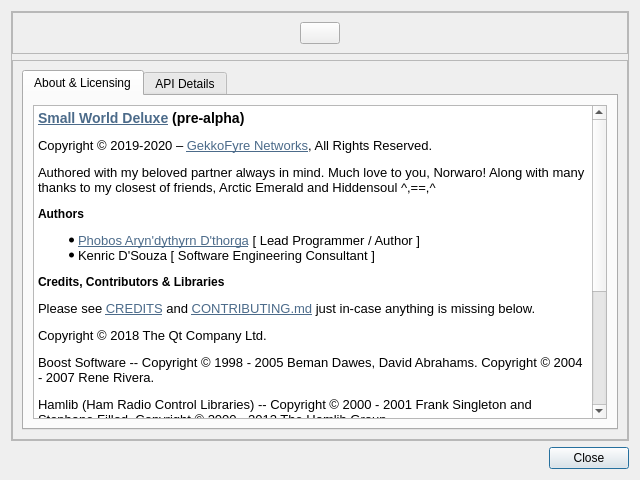
GekkoFyre/small-world-deluxe, file src/ui/aboutdialog.ui: the form before one commit.
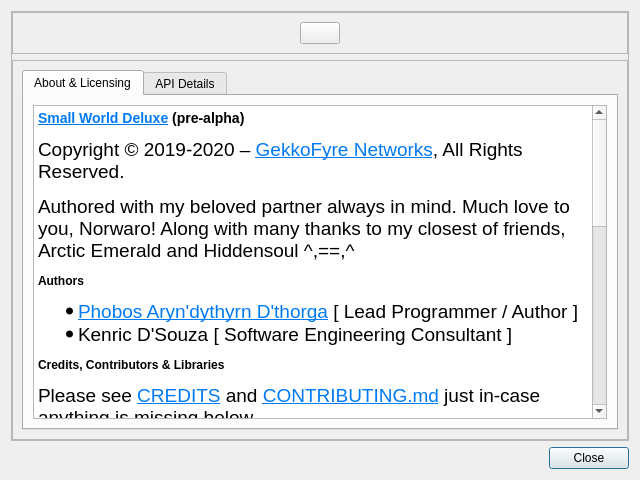
The form after the commit.

Commit message: * Changed the names of some files to better suit the newer format. * Including source code from the project, QwtWaterfallplot <https://github.com/embeddedmz/QwtWaterfallplot>.

Patch:
```diff
--- a/src/ui/aboutdialog.ui
+++ b/src/ui/aboutdialog.ui
@@ -123,23 +123,25 @@
                 <string>&lt;!DOCTYPE HTML PUBLIC &quot;-//W3C//DTD HTML 4.0//EN&quot; &quot;http://www.w3.org/TR/REC-html40/strict.dtd&quot;&gt;
 &lt;html&gt;&lt;head&gt;&lt;meta name=&quot;qrichtext&quot; content=&quot;1&quot; /&gt;&lt;title&gt;About&lt;/title&gt;&lt;style type=&quot;text/css&quot;&gt;
 p, li { white-space: pre-wrap; }
-&lt;/style&gt;&lt;/head&gt;&lt;body style=&quot; font-family:'Noto Sans'; font-size:10pt; font-weight:400; font-style:normal;&quot;&gt;
-&lt;h3 style=&quot; margin-top:14px; margin-bottom:12px; margin-left:0px; margin-right:0px; -qt-block-indent:0; text-indent:0px;&quot;&gt;&lt;a href=&quot;https://git.gekkofyre.io/amateur-radio/small-world-deluxe/&quot;&gt;&lt;span style=&quot; font-size:large; font-weight:600; text-decoration: underline; color:#4c6b8a;&quot;&gt;Small World Deluxe&lt;/span&gt;&lt;/a&gt;&lt;span style=&quot; font-size:large; font-weight:600;&quot;&gt; (pre-alpha)&lt;/span&gt;&lt;/h3&gt;
-&lt;p style=&quot; margin-top:12px; margin-bottom:12px; margin-left:0px; margin-right:0px; -qt-block-indent:0; text-indent:0px;&quot;&gt;Copyright © 2019-2020 – &lt;a href=&quot;https://gekkofyre.io/&quot;&gt;&lt;span style=&quot; text-decoration: underline; color:#4c6b8a;&quot;&gt;GekkoFyre Networks&lt;/span&gt;&lt;/a&gt;, All Rights Reserved.&lt;/p&gt;
+&lt;/style&gt;&lt;/head&gt;&lt;body style=&quot; font-family:'Ubuntu'; font-size:14pt; font-weight:456; font-style:normal;&quot;&gt;
+&lt;h3 style=&quot; margin-top:14px; margin-bottom:12px; margin-left:0px; margin-right:0px; -qt-block-indent:0; text-indent:0px;&quot;&gt;&lt;a href=&quot;https://git.gekkofyre.io/amateur-radio/small-world-deluxe/&quot;&gt;&lt;span style=&quot; font-size:large; font-weight:600; text-decoration: underline; color:#007af4;&quot;&gt;Small World Deluxe&lt;/span&gt;&lt;/a&gt;&lt;span style=&quot; font-size:large; font-weight:600;&quot;&gt; (pre-alpha)&lt;/span&gt;&lt;/h3&gt;
+&lt;p style=&quot; margin-top:12px; margin-bottom:12px; margin-left:0px; margin-right:0px; -qt-block-indent:0; text-indent:0px;&quot;&gt;Copyright © 2019-2020 – &lt;a href=&quot;https://gekkofyre.io/&quot;&gt;&lt;span style=&quot; text-decoration: underline; color:#007af4;&quot;&gt;GekkoFyre Networks&lt;/span&gt;&lt;/a&gt;, All Rights Reserved.&lt;/p&gt;
 &lt;p style=&quot; margin-top:12px; margin-bottom:12px; margin-left:0px; margin-right:0px; -qt-block-indent:0; text-indent:0px;&quot;&gt;Authored with my beloved partner always in mind. Much love to you, Norwaro! Along with many thanks to my closest of friends, Arctic Emerald and Hiddensoul ^,==,^&lt;/p&gt;
 &lt;h4 style=&quot; margin-top:12px; margin-bottom:12px; margin-left:0px; margin-right:0px; -qt-block-indent:0; text-indent:0px;&quot;&gt;&lt;span style=&quot; font-size:medium; font-weight:600;&quot;&gt;Authors&lt;/span&gt;&lt;/h4&gt;
-&lt;ul style=&quot;margin-top: 0px; margin-bottom: 0px; margin-left: 0px; margin-right: 0px; -qt-list-indent: 1;&quot;&gt;&lt;li style=&quot;&quot; style=&quot; margin-top:12px; margin-bottom:0px; margin-left:0px; margin-right:0px; -qt-block-indent:0; text-indent:0px;&quot;&gt;&lt;a href=&quot;https://code.gekkofyre.io/phobos-dthorga&quot;&gt;&lt;span style=&quot; text-decoration: underline; color:#4c6b8a;&quot;&gt;Phobos Aryn'dythyrn D'thorga&lt;/span&gt;&lt;/a&gt; [ Lead Programmer / Author ]&lt;/li&gt;
-&lt;li style=&quot;&quot; style=&quot; margin-top:0px; margin-bottom:12px; margin-left:0px; margin-right:0px; -qt-block-indent:0; text-indent:0px;&quot;&gt;Kenric D'Souza [ Software Engineering Consultant ] &lt;/li&gt;&lt;/ul&gt;
+&lt;ul style=&quot;margin-top: 0px; margin-bottom: 0px; margin-left: 0px; margin-right: 0px; -qt-list-indent: 1;&quot;&gt;&lt;li style=&quot; margin-top:12px; margin-bottom:0px; margin-left:0px; margin-right:0px; -qt-block-indent:0; text-indent:0px;&quot;&gt;&lt;a href=&quot;https://code.gekkofyre.io/phobos-dthorga&quot;&gt;&lt;span style=&quot; text-decoration: underline; color:#007af4;&quot;&gt;Phobos Aryn'dythyrn D'thorga&lt;/span&gt;&lt;/a&gt; [ Lead Programmer / Author ]&lt;/li&gt;
+&lt;li style=&quot; margin-top:0px; margin-bottom:12px; margin-left:0px; margin-right:0px; -qt-block-indent:0; text-indent:0px;&quot;&gt;Kenric D'Souza [ Software Engineering Consultant ] &lt;/li&gt;&lt;/ul&gt;
 &lt;h4 style=&quot; margin-top:12px; margin-bottom:12px; margin-left:0px; margin-right:0px; -qt-block-indent:0; text-indent:0px;&quot;&gt;&lt;span style=&quot; font-size:medium; font-weight:600;&quot;&gt;Credits, Contributors &amp;amp; Libraries&lt;/span&gt;&lt;/h4&gt;
-&lt;p style=&quot; margin-top:12px; margin-bottom:12px; margin-left:0px; margin-right:0px; -qt-block-indent:0; text-indent:0px;&quot;&gt;Please see &lt;a href=&quot;https://code.gekkofyre.io/amateur-radio/small-world-deluxe/-/blob/develop/CREDITS&quot;&gt;&lt;span style=&quot; text-decoration: underline; color:#4c6b8a;&quot;&gt;CREDITS&lt;/span&gt;&lt;/a&gt; and &lt;a href=&quot;https://code.gekkofyre.io/amateur-radio/small-world-deluxe/-/blob/develop/CONTRIBUTING.md&quot;&gt;&lt;span style=&quot; text-decoration: underline; color:#4c6b8a;&quot;&gt;CONTRIBUTING.md&lt;/span&gt;&lt;/a&gt; just in-case anything is missing below.&lt;/p&gt;
-&lt;p style=&quot; margin-top:12px; margin-bottom:12px; margin-left:0px; margin-right:0px; -qt-block-indent:0; text-indent:0px;&quot;&gt;&lt;span style=&quot; font-family:'Noto Mono';&quot;&gt;Copyright © 2018 The Qt Company Ltd.&lt;/span&gt;&lt;/p&gt;
-&lt;p style=&quot; margin-top:12px; margin-bottom:12px; margin-left:0px; margin-right:0px; -qt-block-indent:0; text-indent:0px;&quot;&gt;&lt;span style=&quot; font-family:'Noto Mono';&quot;&gt;Boost Software -- Copyright © 1998 - 2005 Beman Dawes, David Abrahams. Copyright © 2004 - 2007 Rene Rivera.&lt;/span&gt;&lt;/p&gt;
-&lt;p style=&quot; margin-top:12px; margin-bottom:12px; margin-left:0px; margin-right:0px; -qt-block-indent:0; text-indent:0px;&quot;&gt;&lt;span style=&quot; font-family:'Noto Mono';&quot;&gt;Hamlib (Ham Radio Control Libraries) -- Copyright © 2000 - 2001 Frank Singleton and Stephane Fillod. Copyright © 2000 - 2012 The Hamlib Group.&lt;/span&gt;&lt;/p&gt;
-&lt;p style=&quot; margin-top:12px; margin-bottom:12px; margin-left:0px; margin-right:0px; -qt-block-indent:0; text-indent:0px;&quot;&gt;&lt;span style=&quot; font-family:'Noto Mono';&quot;&gt;PortAudio Portable Real-Time Audio Library -- Copyright © 1999 - 2011 Ross Bencina and Phil Burk.&lt;/span&gt;&lt;/p&gt;
-&lt;p style=&quot; margin-top:12px; margin-bottom:12px; margin-left:0px; margin-right:0px; -qt-block-indent:0; text-indent:0px;&quot;&gt;&lt;span style=&quot; font-family:'Noto Mono';&quot;&gt;CMake - Cross Platform Makefile Generator -- Copyright © 2000 - 2020 Kitware, Inc. and Contributors.&lt;/span&gt;&lt;/p&gt;
-&lt;p style=&quot; margin-top:12px; margin-bottom:12px; margin-left:0px; margin-right:0px; -qt-block-indent:0; text-indent:0px;&quot;&gt;&lt;span style=&quot; font-family:'Noto Mono';&quot;&gt;SingleApplication -- Copyright © 2015 - 2020 Itay Grudev.&lt;/span&gt;&lt;/p&gt;
+&lt;p style=&quot; margin-top:12px; margin-bottom:12px; margin-left:0px; margin-right:0px; -qt-block-indent:0; text-indent:0px;&quot;&gt;Please see &lt;a href=&quot;https://code.gekkofyre.io/amateur-radio/small-world-deluxe/-/blob/develop/CREDITS&quot;&gt;&lt;span style=&quot; text-decoration: underline; color:#007af4;&quot;&gt;CREDITS&lt;/span&gt;&lt;/a&gt; and &lt;a href=&quot;https://code.gekkofyre.io/amateur-radio/small-world-deluxe/-/blob/develop/CONTRIBUTING.md&quot;&gt;&lt;span style=&quot; text-decoration: underline; color:#007af4;&quot;&gt;CONTRIBUTING.md&lt;/span&gt;&lt;/a&gt; just in-case anything is missing below.&lt;/p&gt;
+&lt;p style=&quot; margin-top:12px; margin-bottom:12px; margin-left:0px; margin-right:0px; -qt-block-indent:0; text-indent:0px;&quot;&gt;&lt;span style=&quot; font-family:'Inconsolata';&quot;&gt;Copyright © 2018 The Qt Company Ltd.&lt;/span&gt;&lt;/p&gt;
+&lt;p style=&quot; margin-top:12px; margin-bottom:12px; margin-left:0px; margin-right:0px; -qt-block-indent:0; text-indent:0px;&quot;&gt;&lt;span style=&quot; font-family:'Inconsolata';&quot;&gt;Boost Software -- Copyright © 1998 - 2005 Beman Dawes, David Abrahams. Copyright © 2004 - 2007 Rene Rivera.&lt;/span&gt;&lt;/p&gt;
+&lt;p style=&quot; margin-top:12px; margin-bottom:12px; margin-left:0px; margin-right:0px; -qt-block-indent:0; text-indent:0px;&quot;&gt;&lt;span style=&quot; font-family:'Inconsolata';&quot;&gt;Hamlib (Ham Radio Control Libraries) -- Copyright © 2000 - 2001 Frank Singleton and Stephane Fillod. Copyright © 2000 - 2012 The Hamlib Group.&lt;/span&gt;&lt;/p&gt;
+&lt;p style=&quot; margin-top:12px; margin-bottom:12px; margin-left:0px; margin-right:0px; -qt-block-indent:0; text-indent:0px;&quot;&gt;&lt;span style=&quot; font-family:'Inconsolata';&quot;&gt;Sentry -- Copyright © 2019 Functional Software, Inc.&lt;/span&gt;&lt;/p&gt;
+&lt;p style=&quot; margin-top:12px; margin-bottom:12px; margin-left:0px; margin-right:0px; -qt-block-indent:0; text-indent:0px;&quot;&gt;&lt;span style=&quot; font-family:'Inconsolata';&quot;&gt;CMake - Cross Platform Makefile Generator -- Copyright © 2000 - 2020 Kitware, Inc. and Contributors.&lt;/span&gt;&lt;/p&gt;
+&lt;p style=&quot; margin-top:12px; margin-bottom:12px; margin-left:0px; margin-right:0px; -qt-block-indent:0; text-indent:0px;&quot;&gt;&lt;span style=&quot; font-family:'Inconsolata';&quot;&gt;SingleApplication -- Copyright © 2015 - 2020 Itay Grudev.&lt;/span&gt;&lt;/p&gt;
+&lt;p style=&quot; margin-top:12px; margin-bottom:12px; margin-left:0px; margin-right:0px; -qt-block-indent:0; text-indent:0px;&quot;&gt;&lt;span style=&quot; font-family:'Inconsolata';&quot;&gt;KissFFT -- Copyright © 2003 - 2010 Mark Borgerding . All rights reserved.&lt;/span&gt;&lt;/p&gt;
+&lt;p style=&quot; margin-top:12px; margin-bottom:12px; margin-left:0px; margin-right:0px; -qt-block-indent:0; text-indent:0px;&quot;&gt;&lt;span style=&quot; font-family:'Inconsolata';&quot;&gt;QwtWaterfallplot -- Copyright © 2019 Amine Mzoughi.&lt;/span&gt;&lt;/p&gt;
 &lt;h4 style=&quot; margin-top:12px; margin-bottom:12px; margin-left:0px; margin-right:0px; -qt-block-indent:0; text-indent:0px;&quot;&gt;&lt;span style=&quot; font-size:medium; font-weight:600;&quot;&gt;Licensing &amp;amp; Legalese&lt;/span&gt;&lt;/h4&gt;
-&lt;p style=&quot; margin-top:12px; margin-bottom:12px; margin-left:0px; margin-right:0px; -qt-block-indent:0; text-indent:0px;&quot;&gt;Please see the &lt;a href=&quot;https://code.gekkofyre.io/amateur-radio/small-world-deluxe/-/blob/develop/LICENSE&quot;&gt;&lt;span style=&quot; text-decoration: underline; color:#4c6b8a;&quot;&gt;LICENSE&lt;/span&gt;&lt;/a&gt; file within our GitLab repository for all licensing and legal matters.&lt;/p&gt;
+&lt;p style=&quot; margin-top:12px; margin-bottom:12px; margin-left:0px; margin-right:0px; -qt-block-indent:0; text-indent:0px;&quot;&gt;Please see the &lt;a href=&quot;https://code.gekkofyre.io/amateur-radio/small-world-deluxe/-/blob/develop/LICENSE&quot;&gt;&lt;span style=&quot; text-decoration: underline; color:#007af4;&quot;&gt;LICENSE&lt;/span&gt;&lt;/a&gt; file within our GitLab repository for all licensing and legal matters.&lt;/p&gt;
 &lt;p style=&quot; margin-top:12px; margin-bottom:12px; margin-left:0px; margin-right:0px; -qt-block-indent:0; text-indent:0px;&quot;&gt; &lt;/p&gt;&lt;/body&gt;&lt;/html&gt;</string>
                </property>
                <property name="textInteractionFlags">
```
The commit also changes 14 other files.
